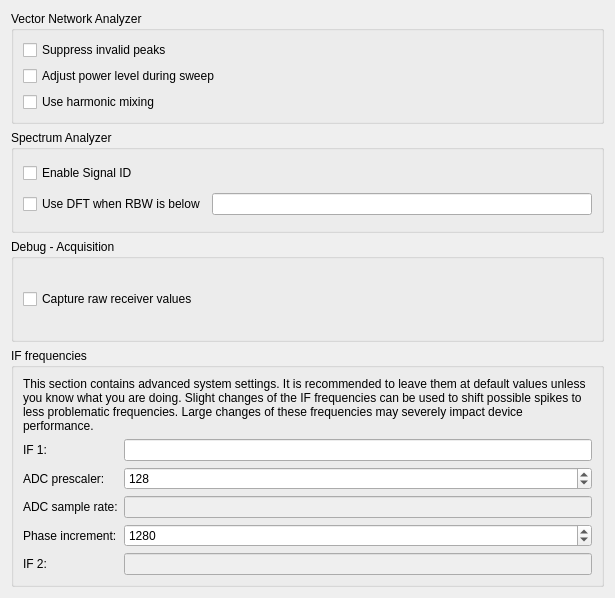
The window that Software/PC_Application/LibreVNA-GUI/Device/LibreVNA/librevnadriversettingswidget.ui (jankae/LibreVNA) describes before a commit, drawn with Qt 5.
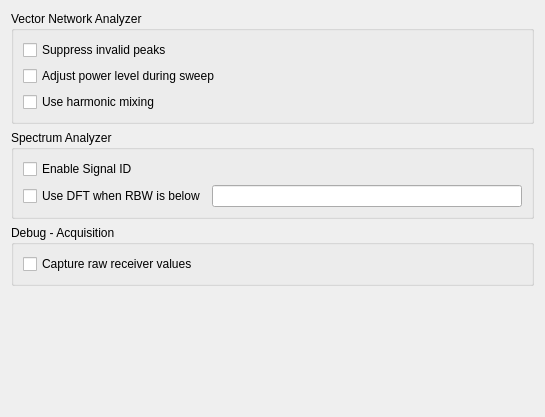
The same window after the commit. Custom widgets are drawn as their Qt base class.

```diff
--- a/Software/PC_Application/LibreVNA-GUI/Device/LibreVNA/librevnadriversettingswidget.ui
+++ b/Software/PC_Application/LibreVNA-GUI/Device/LibreVNA/librevnadriversettingswidget.ui
@@ -6,8 +6,8 @@
    <rect>
     <x>0</x>
     <y>0</y>
-    <width>615</width>
-    <height>598</height>
+    <width>545</width>
+    <height>417</height>
    </rect>
   </property>
   <property name="windowTitle">
@@ -100,115 +100,17 @@
     </widget>
    </item>
    <item>
-    <widget class="QGroupBox" name="groupBox_15">
-     <property name="title">
-      <string>IF frequencies</string>
+    <spacer name="verticalSpacer">
+     <property name="orientation">
+      <enum>Qt::Vertical</enum>
      </property>
-     <layout class="QVBoxLayout" name="verticalLayout_5">
-      <item>
-       <widget class="QLabel" name="label_34">
-        <property name="text">
-         <string>This section contains advanced system settings. It is recommended to leave them at default values unless you know what you are doing. Slight changes of the IF frequencies can be used to shift possible spikes to less problematic frequencies. Large changes of these frequencies may severely impact device performance.</string>
-        </property>
-        <property name="wordWrap">
-         <bool>true</bool>
-        </property>
-       </widget>
-      </item>
-      <item>
-       <layout class="QFormLayout" name="formLayout">
-        <item row="0" column="0">
-         <widget class="QLabel" name="label_29">
-          <property name="text">
-           <string>IF 1:</string>
-          </property>
-         </widget>
-        </item>
-        <item row="0" column="1">
-         <widget class="SIUnitEdit" name="IF1">
-          <property name="toolTip">
-           <string>&lt;html&gt;&lt;head/&gt;&lt;body&gt;&lt;p&gt;Frequency of the first IF&lt;/p&gt;&lt;/body&gt;&lt;/html&gt;</string>
-          </property>
-         </widget>
-        </item>
-        <item row="1" column="0">
-         <widget class="QLabel" name="label_30">
-          <property name="text">
-           <string>ADC prescaler:</string>
-          </property>
-         </widget>
-        </item>
-        <item row="1" column="1">
-         <widget class="QSpinBox" name="ADCpresc">
-          <property name="toolTip">
-           <string>&lt;html&gt;&lt;head/&gt;&lt;body&gt;&lt;p&gt;ADC prescaler in FPGA. The ADC sample rate is determined by 102.4MHz/prescaler&lt;/p&gt;&lt;/body&gt;&lt;/html&gt;</string>
-          </property>
-          <property name="minimum">
-           <number>112</number>
-          </property>
-          <property name="maximum">
-           <number>255</number>
-          </property>
-          <property name="value">
-           <number>128</number>
-          </property>
-         </widget>
-        </item>
-        <item row="2" column="0">
-         <widget class="QLabel" name="label_31">
-          <property name="text">
-           <string>ADC sample rate:</string>
-          </property>
-         </widget>
-        </item>
-        <item row="2" column="1">
-         <widget class="SIUnitEdit" name="ADCRate">
-          <property name="enabled">
-           <bool>false</bool>
-          </property>
-         </widget>
-        </item>
-        <item row="3" column="0">
-         <widget class="QLabel" name="label_32">
-          <property name="text">
-           <string>Phase increment:</string>
-          </property>
-         </widget>
-        </item>
-        <item row="3" column="1">
-         <widget class="QSpinBox" name="ADCphaseInc">
-          <property name="toolTip">
-           <string>&lt;html&gt;&lt;head/&gt;&lt;body&gt;&lt;p&gt;Phase increment per ADC sample. Together with the ADC sample rate this determines the frequency of the second IF&lt;/p&gt;&lt;/body&gt;&lt;/html&gt;</string>
-          </property>
-          <property name="minimum">
-           <number>1</number>
-          </property>
-          <property name="maximum">
-           <number>4095</number>
-          </property>
-          <property name="value">
-           <number>1280</number>
-          </property>
-         </widget>
-        </item>
-        <item row="4" column="0">
-         <widget class="QLabel" name="label_33">
-          <property name="text">
-           <string>IF 2:</string>
-          </property>
-         </widget>
-        </item>
-        <item row="4" column="1">
-         <widget class="SIUnitEdit" name="IF2">
-          <property name="enabled">
-           <bool>false</bool>
-          </property>
-         </widget>
-        </item>
-       </layout>
-      </item>
-     </layout>
-    </widget>
+     <property name="sizeHint" stdset="0">
+      <size>
+       <width>20</width>
+       <height>40</height>
+      </size>
+     </property>
+    </spacer>
    </item>
   </layout>
  </widget>
```
